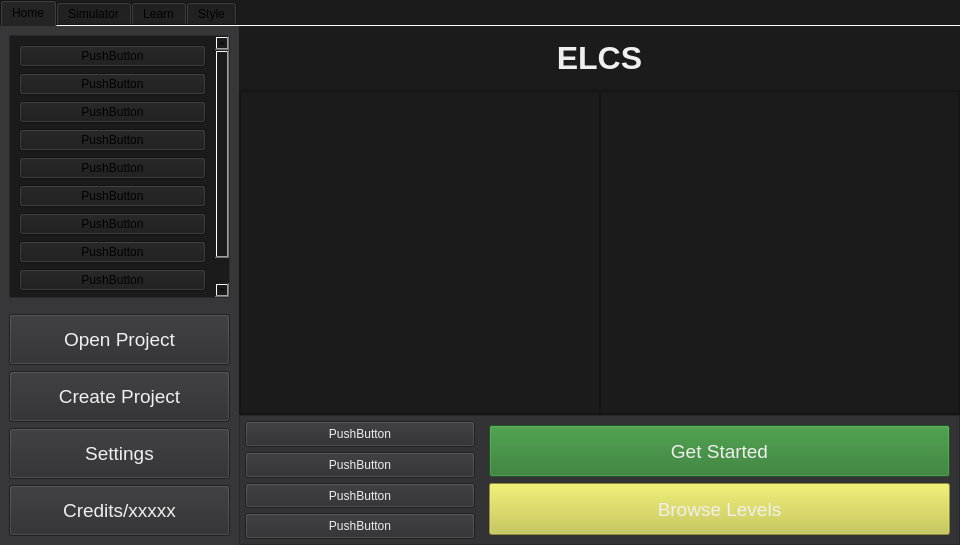
Before: the Qt Designer form src/ui/mainwindow.ui in karbysCantCode/ELCS, drawn with Qt 5.
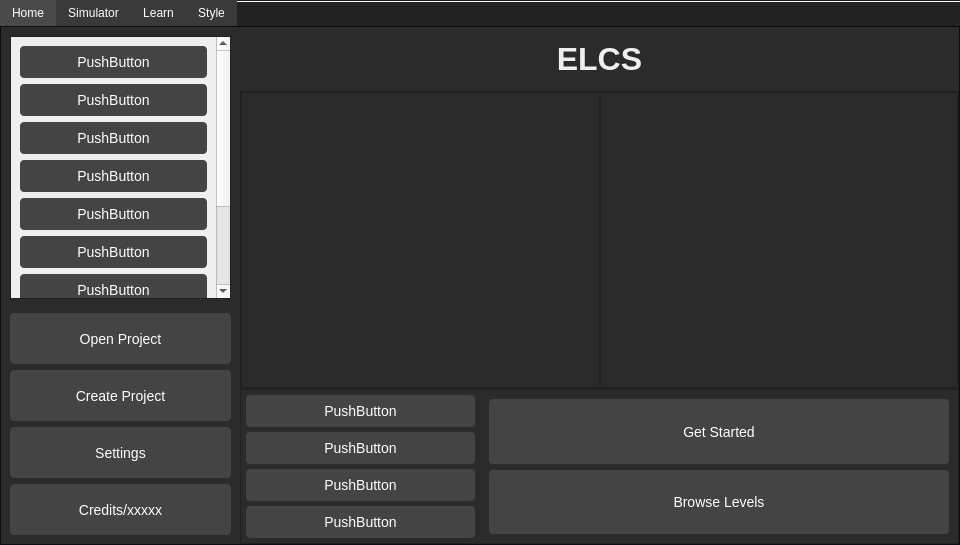
After: the same form once the commit is applied. The open tabs and pages were chosen to show the change. Icons and pictures are not drawn. Custom widgets are drawn as their Qt base class.

```diff
--- a/src/ui/mainwindow.ui
+++ b/src/ui/mainwindow.ui
@@ -28,6 +28,203 @@
   <property name="windowTitle">
    <string>MainWindow</string>
   </property>
+  <property name="styleSheet">
+   <string notr="true">QMainWindow {
+    background: rgb(11, 11, 17);
+}
+
+QWidget#centralwidget {
+    background: rgb(11, 11, 17);
+}
+
+QTabWidget#tabWidget QWidget[variant=&quot;page&quot;] {
+ background: rgb(30, 30, 50);
+}
+
+QTabBar {
+    background: rgb(35, 35, 35);
+}
+
+QTabBar::tab {
+    background: rgb(58, 58, 58);
+    color: white;
+    padding: 6px 14px;
+}
+
+QTabBar::tab:selected {
+    background: rgb(43, 43, 43);
+}
+
+QTabWidget::pane {
+    background: #2b2b2b;
+    border: 1px solid #555;
+}
+
+QTabBar::tab {
+    background: #3a3a3a;
+    color: white;
+    padding: 6px 12px;
+}
+
+QTabBar::tab:selected {
+    background: #4a4a4a;
+}
+
+QTabBar::tab:hover {
+    background: #505050;
+}
+
+QTextEdit {
+    background: #3a3a3a;
+    color: white;
+    border: 1px solid #555;
+    border-radius: 4px;
+    padding: 8px;
+    font-size: 14px;
+}
+
+QTextEdit:focus {
+    border: 1px solid #4da6ff;
+}
+
+QPushButton[variant=&quot;create&quot;] {
+    background: rgb(30, 59, 84);
+    color: white;
+    border: none;
+    border-radius: 4px;
+    padding: 8px 18px;
+    font-size: 14px;
+}
+
+QPushButton[variant=&quot;create&quot;]:hover {
+    background: rgb(45, 78, 107);
+}
+
+QPushButton[variant=&quot;create&quot;]:pressed {
+    background: rgb(20, 42, 60);
+}
+
+QPushButton {
+    background: #444444;
+    color: white;
+    border: none;
+    border-radius: 4px;
+    padding: 8px 18px;
+    font-size: 14px;
+}
+
+QPushButton:hover {
+    background: #555555;
+}
+
+QPushButton:pressed {
+    background: #333333;
+}
+
+QPushButton#mainButton {
+    background: #2d8cff;
+    color: white;
+    border: none;
+    border-radius: 4px;
+    padding: 8px 18px;
+    font-size: 14px;
+}
+
+QFrame#toolbar QToolButton {
+    background: rgb(30, 59, 84);
+    color: white;
+    border: none;
+    border-radius: 4px;
+    padding: 2px 2px;
+    font-size: 14px;
+}
+
+QFrame#toolbar QToolButton:hover {
+    background: rgb(45, 78, 107);
+}
+
+QFrame#toolbar QToolButton:pressed {
+    background: rgb(20, 42, 60);
+}
+
+QPushButton#mainButton:hover {
+    background: #4da6ff;
+}
+
+QPushButton#mainButton:pressed {
+    background: #1c6dcc;
+}
+
+QPushButton#dangerButton {
+    background: #d9534f;
+    color: white;
+    border: none;
+    border-radius: 4px;
+    padding: 8px 18px;
+    font-size: 14px;
+}
+
+QPushButton#dangerButton:hover {
+    background: #e57373;
+}
+
+QPushButton#dangerButton:pressed {
+    background: #b52b27;
+}
+
+
+QFrame {
+    background: #2b2b2b;
+}
+
+QFrame#secondaryFrame {
+    background: #333333;
+}
+
+QFrame#cardFrame {
+    background: #3a3a3a;
+    border-radius: 4px;
+    border: 1px solid #555555;
+}
+
+
+QWidget#overlay {
+    background: rgba(0,0,0,120);
+}
+
+
+QLabel {
+    color: #dddddd;
+    font-size: 14px;
+}
+
+
+QLabel#titleLabel {
+    color: white;
+    font-size: 20px;
+    font-weight: bold;
+}
+
+
+QLabel#secondaryLabel {
+    color: #aaaaaa;
+    font-size: 12px;
+}
+
+
+QLabel#errorLabel {
+    color: #ff6b6b;
+    font-size: 13px;
+    font-weight: bold;
+}
+
+
+QLabel#successLabel {
+    color: #4caf50;
+    font-size: 13px;
+    font-weight: bold;
+}</string>
+  </property>
   <widget class="QWidget" name="centralwidget">
    <property name="sizePolicy">
     <sizepolicy hsizetype="Preferred" vsizetype="Preferred">
@@ -38,9 +235,6 @@
    <property name="layoutDirection">
     <enum>Qt::LayoutDirection::LeftToRight</enum>
    </property>
-   <property name="styleSheet">
-    <string notr="true">QWidget {background: #1b1b1c}</string>
-   </property>
    <layout class="QGridLayout" name="gridLayout">
     <property name="leftMargin">
      <number>0</number>
@@ -205,9 +399,6 @@
             <height>511</height>
            </size>
           </property>
-          <property name="styleSheet">
-           <string notr="true">QFrame {background: rgb(55, 55, 57)}</string>
-          </property>
           <property name="frameShape">
            <enum>QFrame::Shape::NoFrame</enum>
           </property>
@@ -232,7 +423,7 @@
                 <x>0</x>
                 <y>0</y>
                 <width>205</width>
-                <height>318</height>
+                <height>428</height>
                </rect>
               </property>
               <layout class="QVBoxLayout" name="verticalLayout">
@@ -248,30 +439,57 @@
                  <property name="palette">
                   <palette>
                    <active>
+                    <colorrole role="WindowText">
+                     <brush brushstyle="SolidPattern">
+                      <color alpha="255">
+                       <red>255</red>
+                       <green>255</green>
+                       <blue>255</blue>
+                      </color>
+                     </brush>
+                    </colorrole>
                     <colorrole role="Button">
                      <brush brushstyle="SolidPattern">
                       <color alpha="255">
-                       <red>27</red>
-                       <green>27</green>
-                       <blue>28</blue>
+                       <red>68</red>
+                       <green>68</green>
+                       <blue>68</blue>
+                      </color>
+                     </brush>
+                    </colorrole>
+                    <colorrole role="Text">
+                     <brush brushstyle="SolidPattern">
+                      <color alpha="255">
+                       <red>255</red>
+                       <green>255</green>
+                       <blue>255</blue>
+                      </color>
+                     </brush>
+                    </colorrole>
+                    <colorrole role="ButtonText">
+                     <brush brushstyle="SolidPattern">
+                      <color alpha="255">
+                       <red>255</red>
+                       <green>255</green>
+                       <blue>255</blue>
                       </color>
                      </brush>
                     </colorrole>
                     <colorrole role="Base">
                      <brush brushstyle="SolidPattern">
                       <color alpha="255">
-                       <red>27</red>
-                       <green>27</green>
-                       <blue>28</blue>
+                       <red>68</red>
+                       <green>68</green>
+                       <blue>68</blue>
                       </color>
                      </brush>
                     </colorrole>
                     <colorrole role="Window">
                      <brush brushstyle="SolidPattern">
                       <color alpha="255">
-                       <red>27</red>
-                       <green>27</green>
-                       <blue>28</blue>
+                       <red>68</red>
+                       <green>68</green>
+                       <blue>68</blue>
                       </color>
                      </brush>
                     </colorrole>
@@ -284,32 +502,68 @@
                       </color>
                      </brush>
                     </colorrole>
+                    <colorrole role="PlaceholderText">
+                     <brush brushstyle="SolidPattern">
+                      <color alpha="128">
+                       <red>255</red>
+                       <green>255</green>
+                       <blue>255</blue>
+                      </color>
+                     </brush>
+                    </colorrole>
                    </active>
                    <inactive>
+                    <colorrole role="WindowText">
+                     <brush brushstyle="SolidPattern">
+                      <color alpha="255">
+                       <red>255</red>
+                       <green>255</green>
+                       <blue>255</blue>
+                      </color>
+                     </brush>
+                    </colorrole>
                     <colorrole role="Button">
                      <brush brushstyle="SolidPattern">
                       <color alpha="255">
-                       <red>27</red>
-                       <green>27</green>
-                       <blue>28</blue>
+                       <red>68</red>
+                       <green>68</green>
+                       <blue>68</blue>
+                      </color>
+                     </brush>
+                    </colorrole>
+                    <colorrole role="Text">
+                     <brush brushstyle="SolidPattern">
+                      <color alpha="255">
+                       <red>255</red>
+                       <green>255</green>
+                       <blue>255</blue>
+                      </color>
+                     </brush>
+                    </colorrole>
+                    <colorrole role="ButtonText">
+                     <brush brushstyle="SolidPattern">
+                      <color alpha="255">
+                       <red>255</red>
+                       <green>255</green>
+                       <blue>255</blue>
                       </color>
                      </brush>
                     </colorrole>
                     <colorrole role="Base">
                      <brush brushstyle="SolidPattern">
                       <color alpha="255">
-                       <red>27</red>
-                       <green>27</green>
-                       <blue>28</blue>
+                       <red>68</red>
+                       <green>68</green>
+                       <blue>68</blue>
                       </color>
                      </brush>
                     </colorrole>
                     <colorrole role="Window">
                      <brush brushstyle="SolidPattern">
                       <color alpha="255">
-                       <red>27</red>
-                       <green>27</green>
-                       <blue>28</blue>
+                       <red>68</red>
+                       <green>68</green>
+                       <blue>68</blue>
                       </color>
                      </brush>
                     </colorrole>
@@ -322,32 +576,68 @@
                       </color>
                      </brush>
                     </colorrole>
+                    <colorrole role="PlaceholderText">
+                     <brush brushstyle="SolidPattern">
+                      <color alpha="128">
+                       <red>255</red>
+                       <green>255</green>
+                       <blue>255</blue>
+                      </color>
+                     </brush>
+                    </colorrole>
                    </inactive>
                    <disabled>
+                    <colorrole role="WindowText">
+                     <brush brushstyle="SolidPattern">
+                      <color alpha="255">
+                       <red>255</red>
+                       <green>255</green>
+                       <blue>255</blue>
+                      </color>
+                     </brush>
+                    </colorrole>
                     <colorrole role="Button">
                      <brush brushstyle="SolidPattern">
                       <color alpha="255">
-                       <red>27</red>
-                       <green>27</green>
-                       <blue>28</blue>
+                       <red>68</red>
+                       <green>68</green>
+                       <blue>68</blue>
+                      </color>
+                     </brush>
+                    </colorrole>
+                    <colorrole role="Text">
+                     <brush brushstyle="SolidPattern">
+                      <color alpha="255">
+                       <red>255</red>
+                       <green>255</green>
+                       <blue>255</blue>
+                      </color>
+                     </brush>
+                    </colorrole>
+                    <colorrole role="ButtonText">
+                     <brush brushstyle="SolidPattern">
+                      <color alpha="255">
+                       <red>255</red>
+                       <green>255</green>
+                       <blue>255</blue>
                       </color>
                      </brush>
                     </colorrole>
                     <colorrole role="Base">
                      <brush brushstyle="SolidPattern">
                       <color alpha="255">
-                       <red>27</red>
-                       <green>27</green>
-                       <blue>28</blue>
+                       <red>68</red>
+                       <green>68</green>
+                       <blue>68</blue>
                       </color>
                      </brush>
                     </colorrole>
                     <colorrole role="Window">
                      <brush brushstyle="SolidPattern">
                       <color alpha="255">
-                       <red>27</red>
-                       <green>27</green>
-                       <blue>28</blue>
+                       <red>68</red>
+                       <green>68</green>
+                       <blue>68</blue>
                       </color>
                      </brush>
                     </colorrole>
@@ -360,6 +650,15 @@
                       </color>
                      </brush>
                     </colorrole>
+                    <colorrole role="PlaceholderText">
+                     <brush brushstyle="SolidPattern">
+                      <color alpha="128">
+                       <red>255</red>
+                       <green>255</green>
+                       <blue>255</blue>
+                      </color>
+                     </brush>
+                    </colorrole>
                    </disabled>
                   </palette>
                  </property>
@@ -465,20 +764,6 @@
                <height>51</height>
               </size>
              </property>
-             <property name="styleSheet">
-              <string notr="true">QPushButton {
-	background-color:rgb(45, 45, 47);
-	font-size: 14pt;
-	color: #efefef;
-}
-QPushButton:hover {
-    background-color: rgb(78, 78, 81);
-}
-
-QPushButton:pressed {
-    background-color: rgb(122, 122, 127);
-}</string>
-             </property>
              <property name="text">
               <string>Open Project</string>
              </property>
@@ -492,20 +777,6 @@
                <height>51</height>
               </size>
              </property>
-             <property name="styleSheet">
-              <string notr="true">QPushButton {
-	background-color:rgb(45, 45, 47);
-	font-size: 14pt;
-	color: #efefef;
-}
-QPushButton:hover {
-    background-color: rgb(78, 78, 81);
-}
-
-QPushButton:pressed {
-    background-color: rgb(122, 122, 127);
-}</string>
-             </property>
              <property name="text">
               <string>Create Project</string>
              </property>
@@ -519,20 +790,6 @@
                <height>51</height>
               </size>
              </property>
-             <property name="styleSheet">
-              <string notr="true">QPushButton {
-	background-color:rgb(45, 45, 47);
-	font-size: 14pt;
-	color: #efefef;
-}
-QPushButton:hover {
-    background-color: rgb(78, 78, 81);
-}
-
-QPushButton:pressed {
-    background-color: rgb(122, 122, 127);
-}</string>
-             </property>
              <property name="text">
               <string>Settings</string>
              </property>
@@ -546,20 +803,6 @@
                <height>51</height>
               </size>
              </property>
-             <property name="styleSheet">
-              <string notr="true">QPushButton {
-	background-color:rgb(45, 45, 47);
-	font-size: 14pt;
-	color: #efefef;
-}
-QPushButton:hover {
-    background-color: rgb(78, 78, 81);
-}
-
-QPushButton:pressed {
-    background-color: rgb(122, 122, 127);
-}</string>
-             </property>
              <property name="text">
               <string>Credits/xxxxx</string>
              </property>
@@ -570,9 +813,6 @@
         </item>
         <item>
          <widget class="QFrame" name="Showcase">
-          <property name="styleSheet">
-           <string notr="true">QFrame {background-color:#1b1b1c;}</string>
-          </property>
           <property name="frameShape">
            <enum>QFrame::Shape::NoFrame</enum>
           </property>
@@ -699,9 +939,6 @@
               </item>
               <item>
                <widget class="QFrame" name="levelControlFrame">
-                <property name="styleSheet">
-                 <string notr="true">QFrame {background-color:rgb(51, 51, 53);}</string>
-                </property>
                 <property name="frameShape">
                  <enum>QFrame::Shape::StyledPanel</enum>
                 </property>
@@ -759,20 +996,6 @@
                         <verstretch>0</verstretch>
                        </sizepolicy>
                       </property>
-                      <property name="styleSheet">
-                       <string notr="true">QPushButton {
-	background-color:rgb(45, 45, 47);
-	font-size: 9pt;
-	color: #efefef;
-}
-QPushButton:hover {
-    background-color: rgb(78, 78, 81);
-}
-
-QPushButton:pressed {
-    background-color: rgb(122, 122, 127);
-}</string>
-                      </property>
                       <property name="text">
                        <string>PushButton</string>
                       </property>
@@ -792,20 +1015,6 @@
                         <verstretch>0</verstretch>
                        </sizepolicy>
                       </property>
-                      <property name="styleSheet">
-                       <string notr="true">QPushButton {
-	background-color:rgb(45, 45, 47);
-	font-size: 9pt;
-	color: #efefef;
-}
-QPushButton:hover {
-    background-color: rgb(78, 78, 81);
-}
-
-QPushButton:pressed {
-    background-color: rgb(122, 122, 127);
-}</string>
-                      </property>
                       <property name="text">
                        <string>PushButton</string>
                       </property>
@@ -825,20 +1034,6 @@
                         <verstretch>0</verstretch>
                        </sizepolicy>
                       </property>
-                      <property name="styleSheet">
-                       <string notr="true">QPushButton {
-	background-color:rgb(45, 45, 47);
-	font-size: 9pt;
-	color: #efefef;
-}
-QPushButton:hover {
-    background-color: rgb(78, 78, 81);
-}
-
-QPushButton:pressed {
-    background-color: rgb(122, 122, 127);
-}</string>
-                      </property>
                       <property name="text">
                        <string>PushButton</string>
                       </property>
@@ -858,20 +1053,6 @@
                         <verstretch>0</verstretch>
                        </sizepolicy>
                       </property>
-                      <property name="styleSheet">
-                       <string notr="true">QPushButton {
-	background-color:rgb(45, 45, 47);
-	font-size: 9pt;
-	color: #efefef;
-}
-QPushButton:hover {
-    background-color: rgb(78, 78, 81);
-}
-
-QPushButton:pressed {
-    background-color: rgb(122, 122, 127);
-}</string>
-                      </property>
                       <property name="text">
                        <string>PushButton</string>
                       </property>
@@ -906,20 +1087,6 @@
                         <verstretch>0</verstretch>
                        </sizepolicy>
                       </property>
-                      <property name="styleSheet">
-                       <string notr="true">QPushButton {
-	background-color:rgb(39, 117, 39);
-	font-size: 14pt;
-	color: #efefef;
-}
-QPushButton:hover {
-    background-color: #489448;
-}
-
-QPushButton:pressed {
-    background-color: rgb(83, 170, 83)
-}</string>
-                      </property>
                       <property name="text">
                        <string>Get Started</string>
                       </property>
@@ -933,20 +1100,6 @@
                         <verstretch>0</verstretch>
                        </sizepolicy>
                       </property>
-                      <property name="styleSheet">
-                       <string notr="true">QPushButton {
-	background-color:rgb(200, 200, 67);
-	font-size: 14pt;
-	color: #efefef;
-}
-QPushButton:hover {
-    background-color: rgb(225, 225, 75);
-}
-
-QPushButton:pressed {
-    background-color: rgb(243, 243, 81);
-}</string>
-                      </property>
                       <property name="text">
                        <string>Browse Levels</string>
                       </property>
```
Left out of the diff: 61 changed lines with no effect on the pictures.
